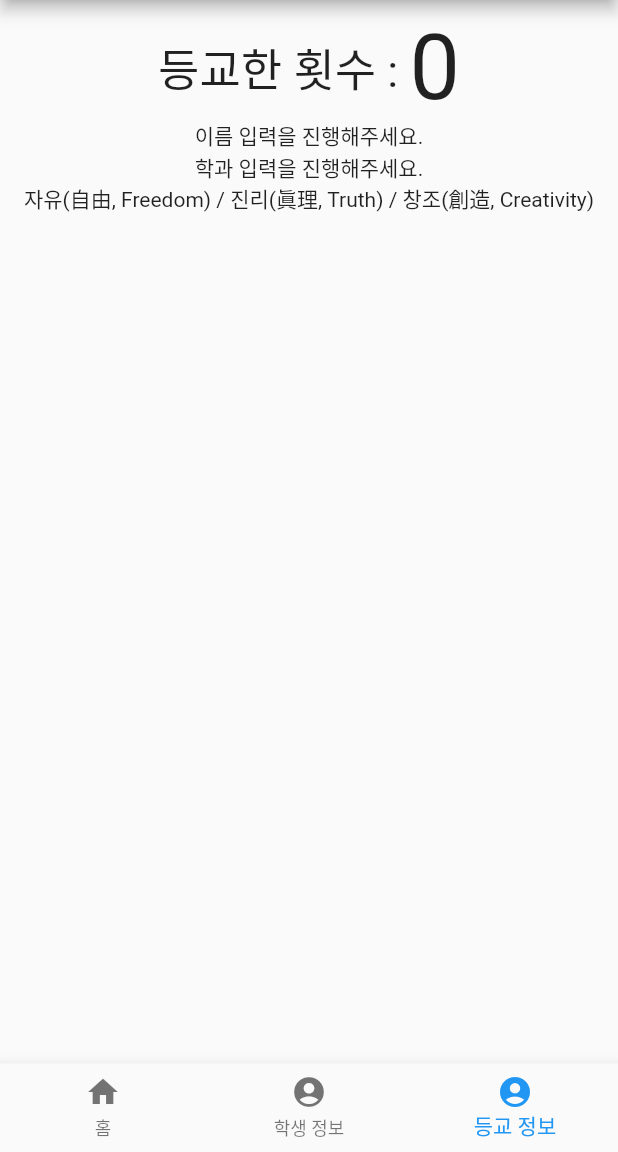
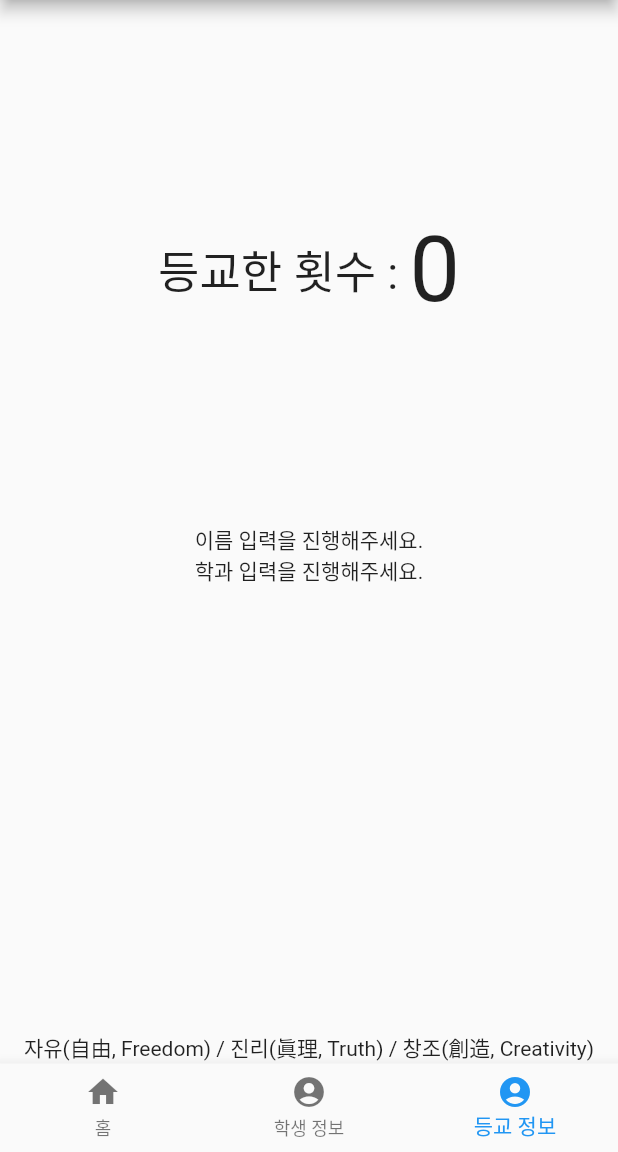
Before and after one commit to chihyeonwon/Attendance_Check, a Flutter app: the screen it shows after launch, item 3 of the bottom bar chosen, on a phone screen of 412 x 824 dp, the part 84-1236 px from its top. Run offline on Flutter 3.47's test engine with Material 2 defaults, Android fonts, the phone set to English and light mode, and no system bars; our stand-ins replace geolocator, google_maps_flutter, shared_preferences.

Commit message:
대학교 교훈 텍스트 맨 밑으로 오도록 배치

```diff
--- a/lib/page3.dart
+++ b/lib/page3.dart
@@ -47,13 +47,13 @@ class _Page3State extends State<Page3> {
   @override
   Widget build(BuildContext context) {
     return Scaffold(
-      body:SingleChildScrollView(
-        child: Column(
+      body:Column(
         children: [
           const SizedBox(
             height:10,
           ),
-            Row(
+          Expanded(
+            child: Row(
               mainAxisAlignment: MainAxisAlignment.center,
               children: [
                 Text(
@@ -68,7 +68,9 @@ class _Page3State extends State<Page3> {
                 ),
               ],
             ),
-            Column(
+          ),
+          Expanded(
+            child:Column(
               children:<Widget>[
                 FutureBuilder(
                     future:getName(),
@@ -88,12 +90,15 @@ class _Page3State extends State<Page3> {
                       return Text('학과 입력을 진행해주세요.');
                     }
                 ),
-                  Text('자유(自由, Freedom) / 진리(眞理, Truth) / 창조(創造, Creativity)',
-                  style:TextStyle(fontSize:14,)),
               ],
             ),
+          ),
+          Column(
+              mainAxisAlignment: MainAxisAlignment.end,
+              children: [Text('자유(自由, Freedom) / 진리(眞理, Truth) / 창조(創造, Creativity)',
+                  style:TextStyle(fontSize:14,)),]
+          ),
           ],
-        ),
       ),
     );
   }
```
Also changed, not shown: lib/page2.dart (+11 -4 lines). Lines whose indentation alone changed are shown as unchanged.
